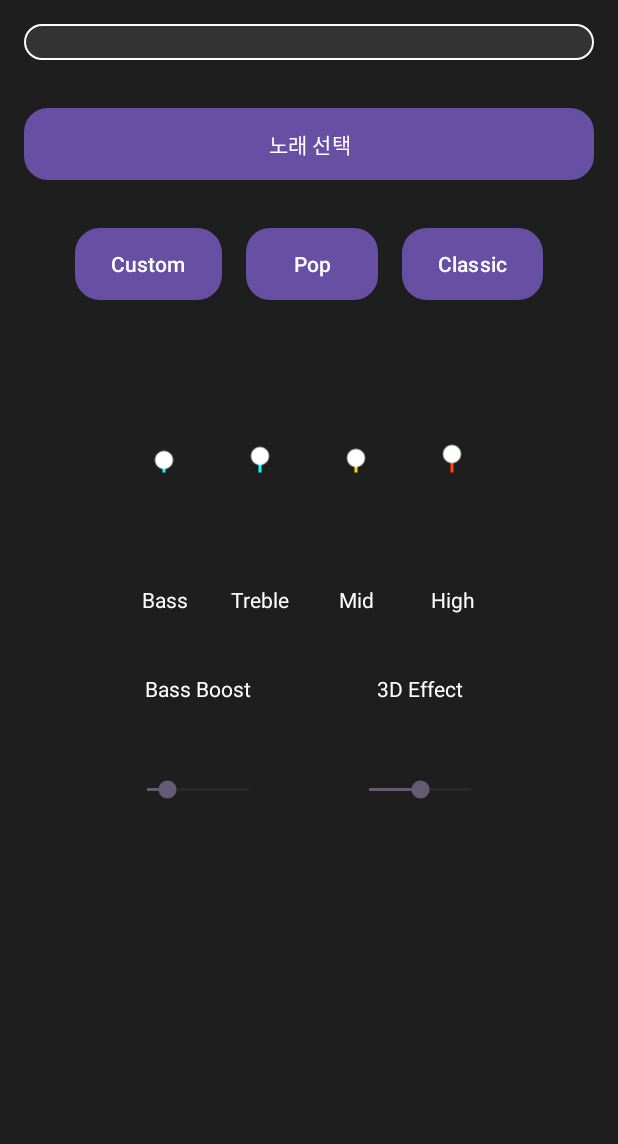
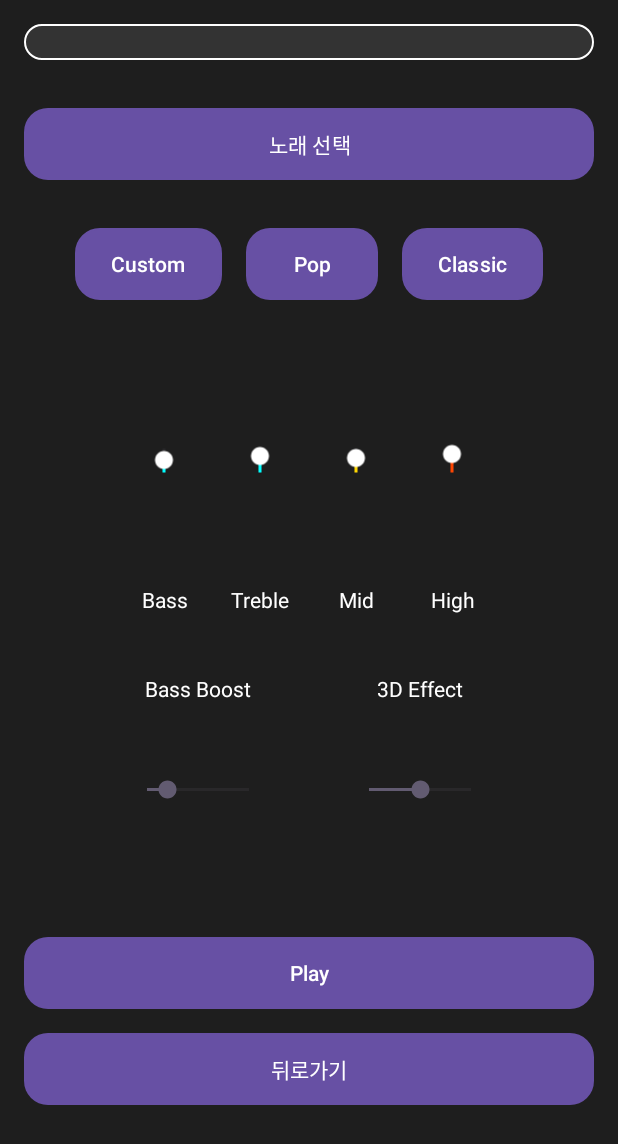
Before and after one commit to HOJEONGKIMM/SynthPlay, an Android app: the EqualizerActivity screen opened directly, with no data from a screen before it, on a phone screen of 412 x 824 dp. Shown: the top 1144 px of the screen. Run offline under Robolectric (Android 15) with nearby library versions, the phone set to English and light mode, and no system bars.

```diff
--- a/app/src/main/java/com/example/synthplay/EqualizerActivity.java
+++ b/app/src/main/java/com/example/synthplay/EqualizerActivity.java
@@ -1,18 +1,45 @@
 package com.example.synthplay;
 
+import android.content.Intent;
+import android.media.MediaPlayer;
+import android.media.audiofx.Equalizer;
+import android.net.Uri;
 import android.os.Bundle;
+import android.widget.Button;
 import android.widget.SeekBar;
 import android.widget.Toast;
+
+import androidx.annotation.Nullable;
 import androidx.appcompat.app.AppCompatActivity;
+
+import java.io.File;
+import java.io.IOException;
 
 public class EqualizerActivity extends AppCompatActivity {
 
+    private static final int PICK_AUDIO_REQUEST = 1; // 파일 선택 요청 코드
+    private MediaPlayer mediaPlayer;
+    private Equalizer equalizer;
     private SeekBar sliderBass, sliderTreble, sliderMid, sliderHigh;
+    private Button playButton, selectSongButton, backButton;
+    private String audioFilePath;
 
     @Override
     protected void onCreate(Bundle savedInstanceState) {
         super.onCreate(savedInstanceState);
         setContentView(R.layout.equalizer_main);
+
+        // 내부 저장소에 저장된 녹음 파일 경로
+        audioFilePath = getFilesDir().getAbsolutePath() + "/recorded_audio.mp3";
+
+        // MediaPlayer 초기화
+        mediaPlayer = new MediaPlayer();
+
+        // 녹음된 파일 기본 설정
+        setupRecordedFile();
+
+        // Equalizer 초기화
+        initializeEqualizer();
 
         // 슬라이더 초기화
         sliderBass = findViewById(R.id.slider_bass);
@@ -20,85 +47,166 @@ public class EqualizerActivity extends AppCompatActivity {
         sliderMid = findViewById(R.id.slider_mid);
         sliderHigh = findViewById(R.id.slider_high);
 
+        // 버튼 초기화
+        playButton = findViewById(R.id.play_button); // 새로운 ID
+        selectSongButton = findViewById(R.id.select_song_button);
+
+        // 재생 버튼 설정
+                playButton.setOnClickListener(v -> {
+                    if (mediaPlayer.isPlaying()) {
+                        mediaPlayer.pause();
+                        playButton.setText("재생");
+                    } else {
+                        mediaPlayer.start();
+                        playButton.setText("일시 정지");
+                    }
+                });
+
+        // 노래 선택 버튼 설정
+        selectSongButton.setOnClickListener(v -> openAudioPicker());
+
+
         // 슬라이더 리스너 추가
         setupSeekBarListeners();
+
+        // 프리셋 버튼 리스너 추가
+        setupPresetButtons();
+
+        // 뒤로가기 버튼 설정
+        backButton = findViewById(R.id.back_button);
+        backButton.setOnClickListener(v -> {
+            finish();                                   // 현재 Activity를 종료하고 이전 화면으로 돌아가기
+        });
+    }
+
+    private void setupRecordedFile() {
+        File audioFile = new File(audioFilePath);
+        if (audioFile.exists()) {
+            try {
+                mediaPlayer.setDataSource(audioFilePath);
+                mediaPlayer.prepare();
+                Toast.makeText(this, "녹음된 파일을 로드했습니다!", Toast.LENGTH_SHORT).show();
+            } catch (IOException e) {
+                Toast.makeText(this, "녹음 파일 로드 실패", Toast.LENGTH_SHORT).show();
+                e.printStackTrace();
+            }
+        } else {
+            Toast.makeText(this, "녹음된 파일이 없습니다.", Toast.LENGTH_SHORT).show();
+        }
+    }
+
+    private void openAudioPicker() {
+        Intent intent = new Intent(Intent.ACTION_GET_CONTENT);
+        intent.setType("audio/*"); // 오디오 파일만 선택
+        intent.addCategory(Intent.CATEGORY_OPENABLE);
+        startActivityForResult(Intent.createChooser(intent, "노래 선택"), PICK_AUDIO_REQUEST);
+    }
+
+    @Override
+    protected void onActivityResult(int requestCode, int resultCode, @Nullable Intent data) {
+        super.onActivityResult(requestCode, resultCode, data);
+        if (requestCode == PICK_AUDIO_REQUEST && resultCode == RESULT_OK && data != null) {
+            Uri audioUri = data.getData();
+            if (audioUri != null) {
+                try {
+                    mediaPlayer.reset(); // MediaPlayer를 초기화
+                    mediaPlayer.setDataSource(this, audioUri); // 선택한 오디오 파일 설정
+                    mediaPlayer.prepare(); // 준비
+                    Toast.makeText(this, "선택한 노래가 로드되었습니다!", Toast.LENGTH_SHORT).show();
+                } catch (IOException e) {
+                    Toast.makeText(this, "파일 로드 중 오류가 발생했습니다.", Toast.LENGTH_SHORT).show();
+                    e.printStackTrace();
+                }
+            }
+        }
+    }
+
+    private void initializeEqualizer() {
+        equalizer = new Equalizer(0, mediaPlayer.getAudioSessionId());
+        equalizer.setEnabled(true);
+
+        // Equalizer의 대역 설정 정보 로그
+        int minLevel = equalizer.getBandLevelRange()[0];
+        int maxLevel = equalizer.getBandLevelRange()[1];
+        Toast.makeText(this, "Equalizer 초기화 완료 (Level: " + minLevel + " ~ " + maxLevel + ")", Toast.LENGTH_SHORT).show();
     }
 
     private void setupSeekBarListeners() {
+        int minLevel = equalizer.getBandLevelRange()[0]; // 최소값 (음역대 설정)
+        int maxLevel = equalizer.getBandLevelRange()[1]; // 최대값 (음역대 설정)
+
         // Bass 슬라이더 리스너
         sliderBass.setOnSeekBarChangeListener(new SeekBar.OnSeekBarChangeListener() {
             @Override
             public void onProgressChanged(SeekBar seekBar, int progress, boolean fromUser) {
-                Toast.makeText(EqualizerActivity.this, "Bass: " + progress, Toast.LENGTH_SHORT).show();
-                // TODO: Equalizer의 Bass 설정 값 변경 코드 추가
+                int level = minLevel + (progress * (maxLevel - minLevel) / 100);
+                equalizer.setBandLevel((short) 0, (short) level); // 0번 밴드에 Bass 적용
             }
 
             @Override
-            public void onStartTrackingTouch(SeekBar seekBar) {
-                // 사용자가 슬라이더 조작 시작 시
-            }
-
+            public void onStartTrackingTouch(SeekBar seekBar) {}
             @Override
-            public void onStopTrackingTouch(SeekBar seekBar) {
-                // 사용자가 슬라이더 조작 끝냈을 때
-            }
+            public void onStopTrackingTouch(SeekBar seekBar) {}
         });
 
         // Treble 슬라이더 리스너
         sliderTreble.setOnSeekBarChangeListener(new SeekBar.OnSeekBarChangeListener() {
             @Override
             public void onProgressChanged(SeekBar seekBar, int progress, boolean fromUser) {
-                Toast.makeText(EqualizerActivity.this, "Treble: " + progress, Toast.LENGTH_SHORT).show();
-                // TODO: Equalizer의 Treble 설정 값 변경 코드 추가
+                int level = minLevel + (progress * (maxLevel - minLevel) / 100);
+                equalizer.setBandLevel((short) (equalizer.getNumberOfBands() - 1), (short) level); // 마지막 밴드에 Treble 적용
             }
 
             @Override
-            public void onStartTrackingTouch(SeekBar seekBar) {
-                // 사용자가 슬라이더 조작 시작 시
+            public void onStartTrackingTouch(SeekBar seekBar) {}
+            @Override
+            public void onStopTrackingTouch(SeekBar seekBar) {}
+        });
+
+        // Mid, High 슬라이더 리스너는 밴드 인덱스에 맞게 추가
+        sliderMid.setOnSeekBarChangeListener(new SeekBar.OnSeekBarChangeListener() {
+            @Override
+            public void onProgressChanged(SeekBar seekBar, int progress, boolean fromUser) {
+                int midBand = equalizer.getNumberOfBands() / 2; // 중간 대역
+                int level = minLevel + (progress * (maxLevel - minLevel) / 100);
+                equalizer.setBandLevel((short) midBand, (short) level);
             }
 
             @Override
-            public void onStopTrackingTouch(SeekBar seekBar) {
-                // 사용자가 슬라이더 조작 끝냈을 때
-            }
-        });
-
-        // Mid 슬라이더 리스너
-        sliderMid.setOnSeekBarChangeListener(new SeekBar.OnSeekBarChangeListener() {
+            public void onStartTrackingTouch(SeekBar seekBar) {}
             @Override
-            public void onProgressChanged(SeekBar seekBar, int progress, boolean fromUser) {
-                Toast.makeText(EqualizerActivity.this, "Mid: " + progress, Toast.LENGTH_SHORT).show();
-                // TODO: Equalizer의 Mid 설정 값 변경 코드 추가
-            }
-
-            @Override
-            public void onStartTrackingTouch(SeekBar seekBar) {
-                // 사용자가 슬라이더 조작 시작 시
-            }
-
-            @Override
-            public void onStopTrackingTouch(SeekBar seekBar) {
-                // 사용자가 슬라이더 조작 끝냈을 때
-            }
-        });
-
-        // High 슬라이더 리스너
-        sliderHigh.setOnSeekBarChangeListener(new SeekBar.OnSeekBarChangeListener() {
-            @Override
-            public void onProgressChanged(SeekBar seekBar, int progress, boolean fromUser) {
-                Toast.makeText(EqualizerActivity.this, "High: " + progress, Toast.LENGTH_SHORT).show();
-                // TODO: Equalizer의 High 설정 값 변경 코드 추가
-            }
-
-            @Override
-            public void onStartTrackingTouch(SeekBar seekBar) {
-                // 사용자가 슬라이더 조작 시작 시
-            }
-
-            @Override
-            public void onStopTrackingTouch(SeekBar seekBar) {
-                // 사용자가 슬라이더 조작 끝냈을 때
-            }
+            public void onStopTrackingTouch(SeekBar seekBar) {}
         });
     }
+
+    private void setupPresetButtons() {
+        // Custom 버튼
+        findViewById(R.id.preset_custom).setOnClickListener(v -> setPreset(50, 50, 50, 50));
+        // Pop 버튼
+        findViewById(R.id.preset_pop).setOnClickListener(v -> setPreset(60, 70, 50, 40));
+        // Classic 버튼
+        findViewById(R.id.preset_classic).setOnClickListener(v -> setPreset(40, 50, 60, 70));
+    }
+
+    private void setPreset(int bass, int treble, int mid, int high) {
+        sliderBass.setProgress(bass);
+        sliderTreble.setProgress(treble);
+        sliderMid.setProgress(mid);
+        sliderHigh.setProgress(high);
+
+        Toast.makeText(this, "프리셋 적용됨!", Toast.LENGTH_SHORT).show();
+    }
+
+    @Override
+    protected void onDestroy() {
+        super.onDestroy();
+        if (mediaPlayer != null) {
+            mediaPlayer.release();
+            mediaPlayer = null;
+        }
+        if (equalizer != null) {
+            equalizer.release();
+            equalizer = null;
+        }
+    }
 }
--- a/app/src/main/res/layout/equalizer_main.xml
+++ b/app/src/main/res/layout/equalizer_main.xml
@@ -228,5 +228,25 @@
                     android:layout_margin="8dp" />
             </LinearLayout>
         </LinearLayout>
+        <!-- Play 버튼 -->
+        <Button
+            android:id="@+id/play_button"
+            android:layout_width="match_parent"
+            android:layout_height="wrap_content"
+            android:text="Play"
+            android:layout_marginTop="24dp"
+            android:background="@drawable/button_background"
+            android:textColor="#FFFFFF" />
+
+        <!-- 뒤로가기 버튼 -->
+        <Button
+            android:id="@+id/back_button"
+            android:layout_width="match_parent"
+            android:layout_height="wrap_content"
+            android:text="뒤로가기"
+            android:layout_marginTop="16dp"
+            android:background="@drawable/button_background"
+            android:textColor="#FFFFFF" />
     </LinearLayout>
+
 </ScrollView>
```
